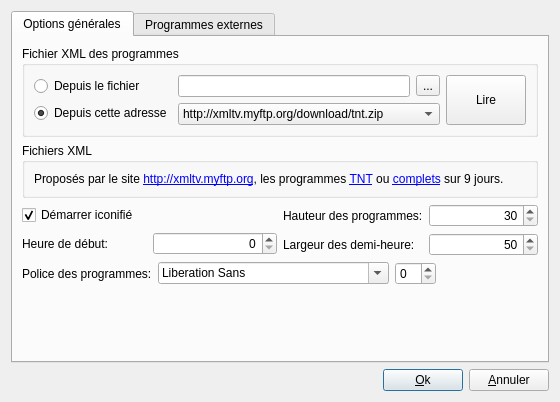
This is ui/config.ui in jlbrd/qmagneto as Qt 5 draws it before an edit. The edited form follows.
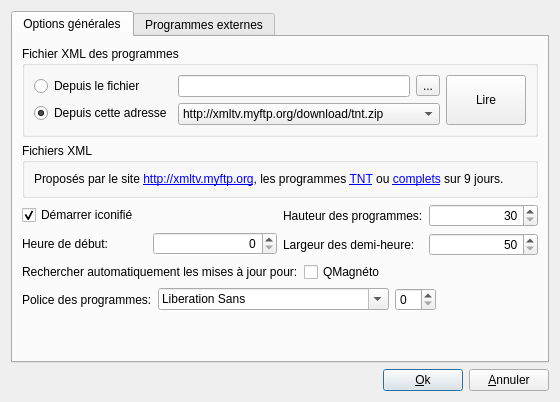
This is the edited form.

Commit message: - Recherche automatique  des mises à jour

```diff
--- a/ui/config.ui
+++ b/ui/config.ui
@@ -270,6 +270,24 @@
         </layout>
        </item>
        <item row="3" column="0" >
+        <layout class="QHBoxLayout" name="horizontalLayout_7" >
+         <item>
+          <widget class="QLabel" name="label_8" >
+           <property name="text" >
+            <string>Rechercher automatiquement les mises à jour pour:</string>
+           </property>
+          </widget>
+         </item>
+         <item>
+          <widget class="QCheckBox" name="findUpdate" >
+           <property name="text" >
+            <string>QMagnéto</string>
+           </property>
+          </widget>
+         </item>
+        </layout>
+       </item>
+       <item row="4" column="0" >
         <layout class="QHBoxLayout" name="horizontalLayout_8" >
          <item>
           <widget class="QLabel" name="label_15" >
@@ -306,7 +324,7 @@
          </item>
         </layout>
        </item>
-       <item row="4" column="0" >
+       <item row="5" column="0" >
         <spacer name="verticalSpacer" >
          <property name="orientation" >
           <enum>Qt::Vertical</enum>
```
The commit also changes 4 other files.
